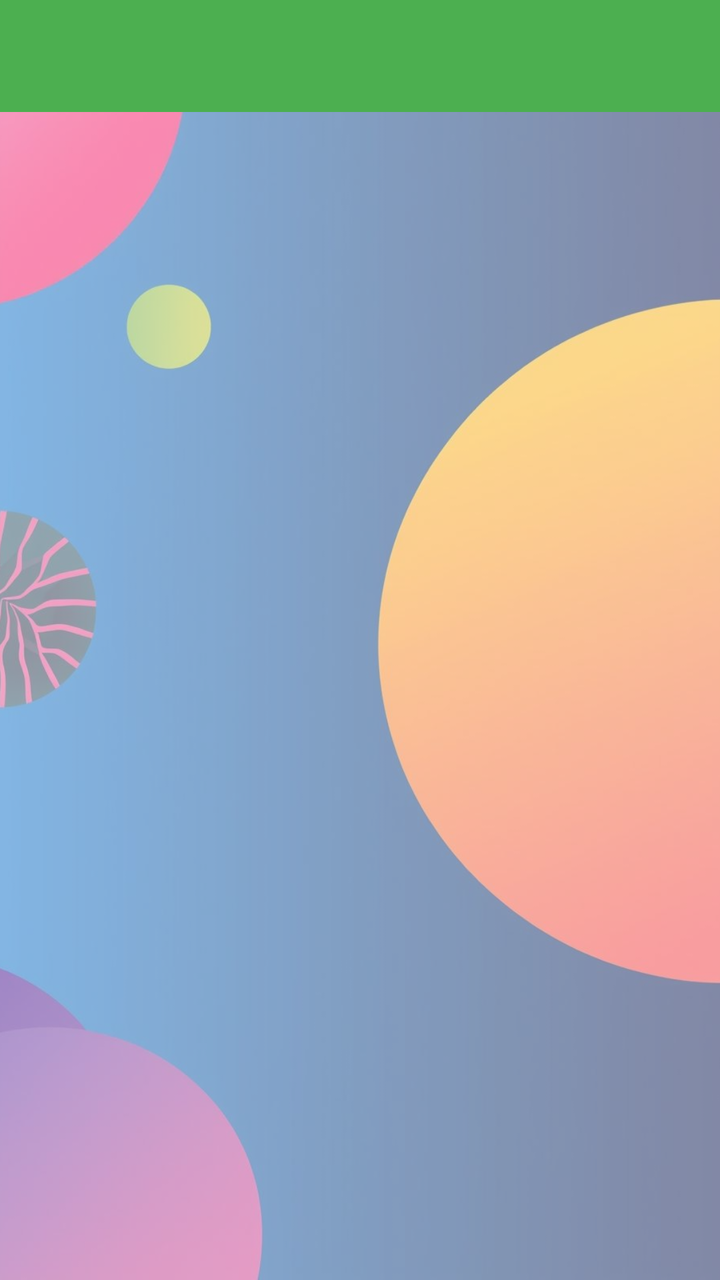
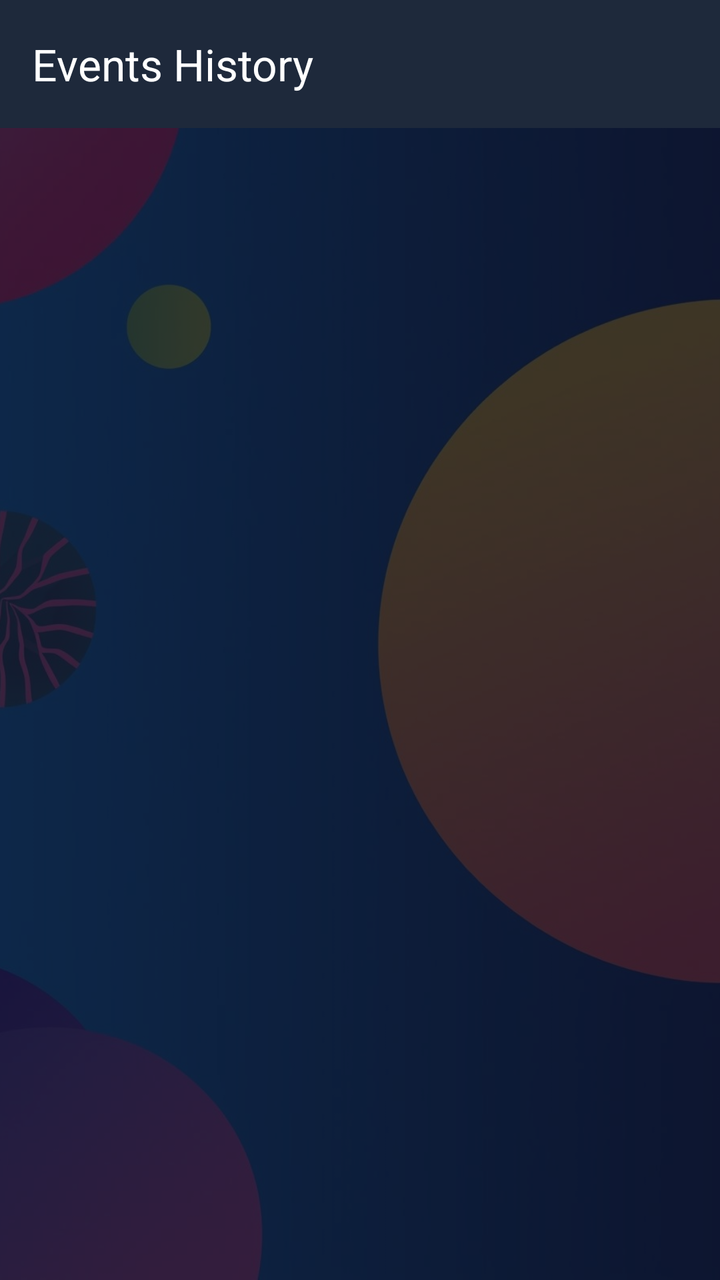

Screens rendered from an Android XML layout before and after an edit, with the pre-edit source and the edit as a unified diff.
<!-- AndroidManifest.xml: application theme Theme.EventManagementSystem -->
<!-- res/layout/activity_history.xml -->
<?xml version="1.0" encoding="utf-8"?>
<FrameLayout
    xmlns:android="http://schemas.android.com/apk/res/android"
    xmlns:app="http://schemas.android.com/apk/res-auto"
    android:layout_width="match_parent"
    android:layout_height="match_parent">

    
    <ImageView
        android:layout_width="match_parent"
        android:layout_height="match_parent"
        android:src="@drawable/event_activity"
        android:scaleType="centerCrop"/>

    
    <LinearLayout
        android:layout_width="match_parent"
        android:layout_height="match_parent"
        android:orientation="vertical"
        android:background="#80FFFFFF">

        
        <com.google.android.material.appbar.MaterialToolbar
            android:id="@+id/toolbar"
            android:layout_width="match_parent"
            android:layout_height="56dp"
            android:title="Events History"
            app:titleTextColor="@color/white"
            android:background="#4CAF50"/>

        
        <androidx.recyclerview.widget.RecyclerView
            android:id="@+id/recyclerHistory"
            android:layout_width="match_parent"
            android:layout_height="match_parent"
            android:padding="8dp"
            android:clipToPadding="false"/>

    </LinearLayout>

</FrameLayout>
<!-- resources referenced by this layout -->
<resources>
  <color name="white">#FFFFFFFF</color>
  <!-- drawable event_activity: jpg bitmap (drawable, 97123 bytes) -->
  <style name="Theme.EventManagementSystem" parent="Base.Theme.EventManagementSystem" />
  <style name="Base.Theme.EventManagementSystem" parent="Theme.Material3.DayNight.NoActionBar">
          
          
      </style>
</resources>

<!-- the commit's change to res/layout/activity_history.xml (unified diff, before → after) -->
@@ -10,30 +10,46 @@
         android:layout_width="match_parent"
         android:layout_height="match_parent"
         android:src="@drawable/event_activity"
-        android:scaleType="centerCrop"/>
+        android:scaleType="centerCrop"
+        android:contentDescription="Background"/>
 
     
+    <View
+        android:layout_width="match_parent"
+        android:layout_height="match_parent"
+        android:background="#CC0F172A"/>
+
     <LinearLayout
         android:layout_width="match_parent"
         android:layout_height="match_parent"
-        android:orientation="vertical"
-        android:background="#80FFFFFF">
+        android:orientation="vertical">
 
-        
         <com.google.android.material.appbar.MaterialToolbar
             android:id="@+id/toolbar"
             android:layout_width="match_parent"
-            android:layout_height="56dp"
-            android:title="Events History"
-            app:titleTextColor="@color/white"
-            android:background="#4CAF50"/>
+            android:layout_height="?attr/actionBarSize"
+            android:background="#1E293B"
+            app:title="Events History"
+            app:titleTextColor="@android:color/white"/>
 
-        
+        <TextView
+            android:id="@+id/tvEmptyHistory"
+            android:layout_width="match_parent"
+            android:layout_height="wrap_content"
+            android:text="No past event history found."
+            android:textSize="18sp"
+            android:textStyle="bold"
+            android:textColor="#94A3B8"
+            android:gravity="center"
+            android:visibility="gone"
+            android:layout_marginTop="60dp"/>
+
         <androidx.recyclerview.widget.RecyclerView
             android:id="@+id/recyclerHistory"
             android:layout_width="match_parent"
             android:layout_height="match_parent"
-            android:padding="8dp"
+            android:paddingTop="8dp"
+            android:paddingBottom="16dp"
             android:clipToPadding="false"/>
 
     </LinearLayout>
<!-- resource entries referenced after the edit -->
@@ -1,11 +1,15 @@
 <!-- resources referenced by this layout -->
 <resources>
-  <color name="white">#FFFFFFFF</color>
   <!-- drawable event_activity: jpg bitmap (drawable, 97123 bytes) -->
   <style name="Theme.EventManagementSystem" parent="Base.Theme.EventManagementSystem" />
   <style name="Base.Theme.EventManagementSystem" parent="Theme.Material3.DayNight.NoActionBar">
-          
-          
+          <item name="colorPrimary">@color/primary</item>
+          <item name="colorPrimaryVariant">@color/primary_dark</item>
+          <item name="colorSecondary">@color/accent_orange</item>
+          <item name="android:statusBarColor">@color/primary_dark</item>
       </style>
+  <color name="primary">#4F46E5</color>
+  <color name="primary_dark">#3730A3</color>
+  <color name="accent_orange">#F97316</color>
 </resources>
 
